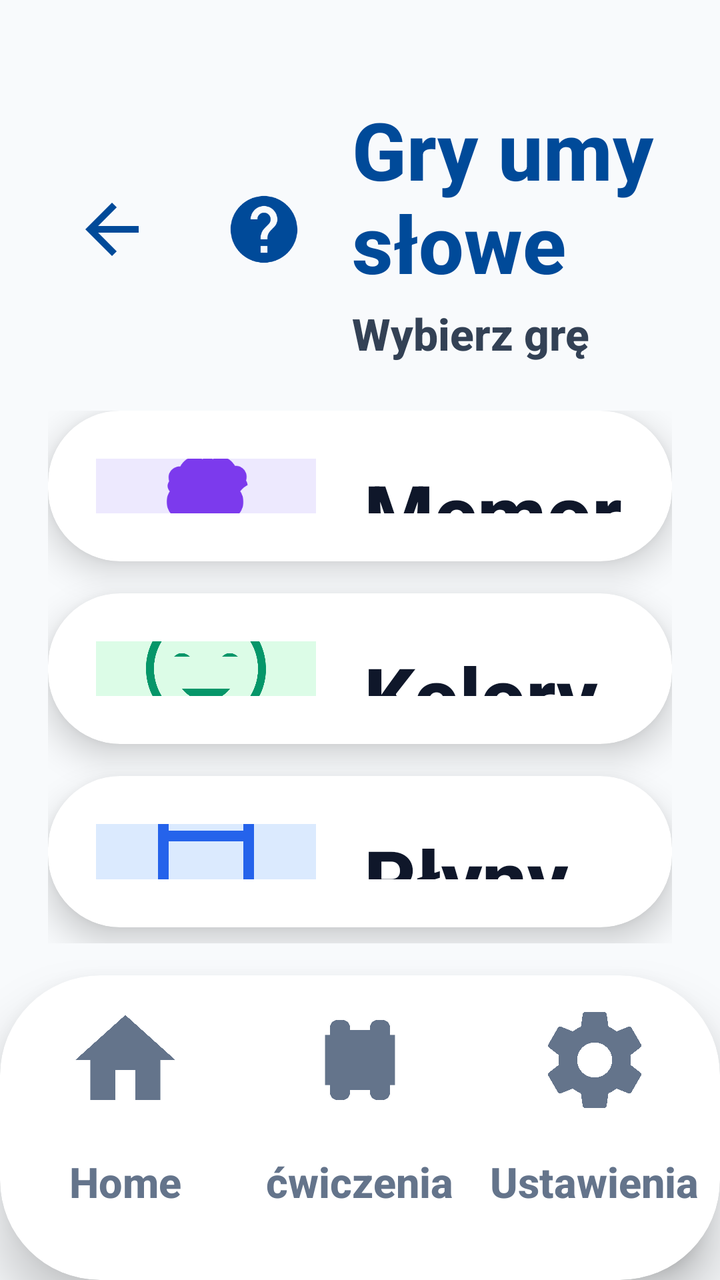
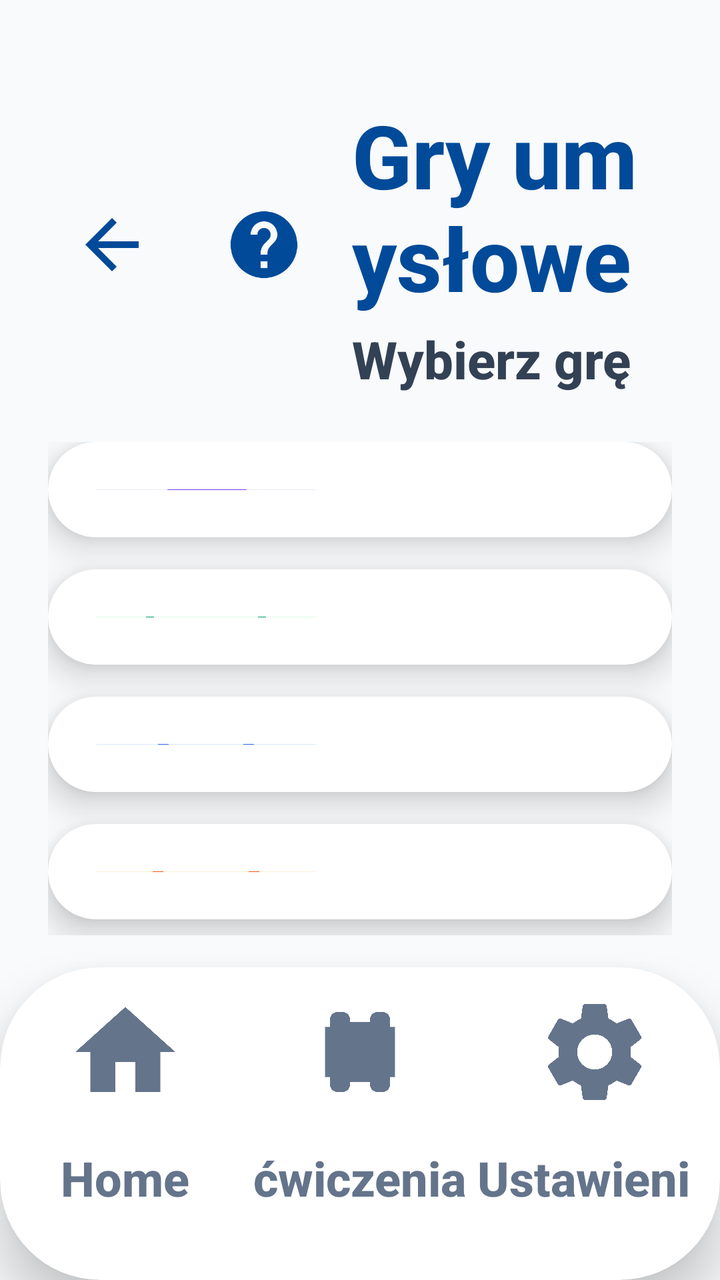

The first picture is an Android layout as it rendered before a commit; the second is the same layout after the commit. The layout source and the unified diff follow.
<!-- AndroidManifest.xml: application theme Theme.Fitnessapp -->
<!-- res/layout/activity_mind_games.xml -->
<?xml version="1.0" encoding="utf-8"?>
<androidx.constraintlayout.widget.ConstraintLayout xmlns:android="http://schemas.android.com/apk/res/android"
    xmlns:app="http://schemas.android.com/apk/res-auto"
    android:layout_width="match_parent"
    android:layout_height="match_parent"
    android:background="#F8FAFC">

    
    <LinearLayout
        android:id="@+id/header_container"
        android:layout_width="match_parent"
        android:layout_height="wrap_content"
        android:orientation="horizontal"
        android:paddingHorizontal="24dp"
        android:paddingTop="48dp"
        android:gravity="center_vertical"
        app:layout_constraintTop_toTopOf="parent">

<ImageButton
        android:id="@+id/btn_back"
        android:layout_width="64dp"
        android:layout_height="64dp"
        android:background="?android:attr/selectableItemBackgroundBorderless"
        android:src="@drawable/ic_back"
        app:tint="#004A99"
        android:scaleType="fitCenter"
        android:padding="12dp" />

    <ImageButton
        android:id="@+id/btn_help"
        android:layout_width="56dp"
        android:layout_height="56dp"
        android:layout_marginStart="16dp"
        android:background="?android:attr/selectableItemBackgroundBorderless"
        android:src="@drawable/ic_help"
        android:scaleType="fitCenter"
        android:padding="8dp"
        android:contentDescription="Pomoc głosowa" />

        <LinearLayout
            android:layout_width="0dp"
            android:layout_height="wrap_content"
            android:layout_weight="1"
            android:orientation="vertical"
            android:layout_marginStart="16dp">

            <TextView
                android:id="@+id/tv_title"
                android:layout_width="match_parent"
                android:layout_height="wrap_content"
                android:text="Gry umysłowe"
                android:textColor="#004A99"
                android:textSize="40sp"
                android:textStyle="bold" />

            <TextView
                android:layout_width="match_parent"
                android:layout_height="wrap_content"
                android:layout_marginTop="4dp"
                android:text="Wybierz grę"
                android:textColor="#334155"
                android:textSize="22sp"
                android:textStyle="bold" />
        </LinearLayout>
    </LinearLayout>

    
    <LinearLayout
        android:layout_width="match_parent"
        android:layout_height="0dp"
        android:orientation="vertical"
        android:paddingHorizontal="24dp"
        android:paddingTop="24dp"
        android:paddingBottom="16dp"
        app:layout_constraintTop_toBottomOf="@id/header_container"
        app:layout_constraintBottom_toTopOf="@id/bottom_nav_container">

        
        <androidx.cardview.widget.CardView
            android:id="@+id/card_memory_selection"
            android:layout_width="match_parent"
            android:layout_height="0dp"
            android:layout_weight="1"
            android:layout_marginBottom="16dp"
            app:cardCornerRadius="36dp"
            app:cardElevation="10dp"
            android:clickable="true"
            android:focusable="true"
            app:cardBackgroundColor="#FFFFFF"
            android:foreground="?android:attr/selectableItemBackground">

            <LinearLayout
                android:layout_width="match_parent"
                android:layout_height="match_parent"
                android:gravity="center_vertical"
                android:orientation="horizontal"
                android:padding="24dp">

                <FrameLayout
                    android:layout_width="110dp"
                    android:layout_height="110dp">
                    <View
                        android:layout_width="match_parent"
                        android:layout_height="match_parent"
                        android:background="@drawable/bg_indicator_active"
                        android:backgroundTint="#EDE9FE" />
                    <ImageView
                        android:layout_width="64dp"
                        android:layout_height="64dp"
                        android:layout_gravity="center"
                        android:src="@drawable/ic_brain"
                        app:tint="#7C3AED" />
                </FrameLayout>

                <LinearLayout
                    android:layout_width="match_parent"
                    android:layout_height="wrap_content"
                    android:layout_marginStart="24dp"
                    android:orientation="vertical">
                    <TextView
                        android:layout_width="wrap_content"
                        android:layout_height="wrap_content"
                        android:text="Memory"
                        android:textColor="#0F172A"
                        android:textSize="40sp"
                        android:textStyle="bold" />
                    <TextView
                        android:layout_width="wrap_content"
                        android:layout_height="wrap_content"
                        android:text="Wybierz poziom"
                        android:textColor="#64748B"
                        android:textSize="24sp"
                        android:textStyle="bold" />
                </LinearLayout>
            </LinearLayout>
        </androidx.cardview.widget.CardView>

        
        <androidx.cardview.widget.CardView
            android:id="@+id/card_colors_selection"
            android:layout_width="match_parent"
            android:layout_height="0dp"
            android:layout_weight="1"
            android:layout_marginBottom="16dp"
            app:cardCornerRadius="36dp"
            app:cardElevation="10dp"
            android:clickable="true"
            android:focusable="true"
            app:cardBackgroundColor="#FFFFFF"
            android:foreground="?android:attr/selectableItemBackground">

            <LinearLayout
                android:layout_width="match_parent"
                android:layout_height="match_parent"
                android:gravity="center_vertical"
                android:orientation="horizontal"
                android:padding="24dp">

                <FrameLayout
                    android:layout_width="110dp"
                    android:layout_height="110dp">
                    <View
                        android:layout_width="match_parent"
                        android:layout_height="match_parent"
                        android:background="@drawable/bg_indicator_active"
                        android:backgroundTint="#DCFCE7" />
                    <ImageView
                        android:layout_width="64dp"
                        android:layout_height="64dp"
                        android:layout_gravity="center"
                        android:src="@drawable/ic_mood_happy"
                        app:tint="#059669" />
                </FrameLayout>

                <LinearLayout
                    android:layout_width="match_parent"
                    android:layout_height="wrap_content"
                    android:layout_marginStart="24dp"
                    android:orientation="vertical">
                    <TextView
                        android:layout_width="wrap_content"
                        android:layout_height="wrap_content"
                        android:text="Kolory"
                        android:textColor="#0F172A"
                        android:textSize="40sp"
                        android:textStyle="bold" />
                    <TextView
                        android:layout_width="wrap_content"
                        android:layout_height="wrap_content"
                        android:text="Wybierz poziom"
                        android:textColor="#64748B"
                        android:textSize="24sp"
                        android:textStyle="bold" />
                </LinearLayout>
            </LinearLayout>
        </androidx.cardview.widget.CardView>

        
        <androidx.cardview.widget.CardView
            android:id="@+id/card_liquid_selection"
            android:layout_width="match_parent"
            android:layout_height="0dp"
            android:layout_weight="1"
            android:layout_marginBottom="8dp"
            app:cardCornerRadius="36dp"
            app:cardElevation="10dp"
            android:clickable="true"
            android:focusable="true"
            app:cardBackgroundColor="#FFFFFF"
            android:foreground="?android:attr/selectableItemBackground">

            <LinearLayout
                android:layout_width="match_parent"
                android:layout_height="match_parent"
                android:gravity="center_vertical"
                android:orientation="horizontal"
                android:padding="24dp">

                <FrameLayout
                    android:layout_width="110dp"
                    android:layout_height="110dp">
                    <View
                        android:layout_width="match_parent"
                        android:layout_height="match_parent"
                        android:background="@drawable/bg_indicator_active"
                        android:backgroundTint="#DBEAFE" />
                    <ImageView
                        android:layout_width="64dp"
                        android:layout_height="64dp"
                        android:layout_gravity="center"
                        android:src="@drawable/ic_plan"
                        app:tint="#2563EB" />
                </FrameLayout>

                <LinearLayout
                    android:layout_width="match_parent"
                    android:layout_height="wrap_content"
                    android:layout_marginStart="24dp"
                    android:orientation="vertical">
                    <TextView
                        android:layout_width="wrap_content"
                        android:layout_height="wrap_content"
                        android:text="Płyny"
                        android:textColor="#0F172A"
                        android:textSize="40sp"
                        android:textStyle="bold" />
                    <TextView
                        android:layout_width="wrap_content"
                        android:layout_height="wrap_content"
                        android:text="Sortuj kolory"
                        android:textColor="#64748B"
                        android:textSize="24sp"
                        android:textStyle="bold" />
                </LinearLayout>
            </LinearLayout>
        </androidx.cardview.widget.CardView>

    </LinearLayout>

    <include
        android:id="@+id/bottom_nav_container"
        layout="@layout/layout_bottom_nav"
        android:layout_width="match_parent"
        android:layout_height="wrap_content"
        app:layout_constraintBottom_toBottomOf="parent" />

    <com.google.android.material.floatingactionbutton.FloatingActionButton
        android:id="@+id/fab_mic"
        android:layout_width="wrap_content"
        android:layout_height="wrap_content"
        android:layout_margin="16dp"
        android:layout_marginBottom="220dp"
        android:contentDescription="Nagrywanie głosu"
        android:src="@drawable/ic_mic"
        app:backgroundTint="#004A99"
        app:tint="#FFFFFF"
        app:fabSize="normal"
        app:elevation="8dp"
        app:layout_constraintBottom_toBottomOf="parent"
        app:layout_constraintEnd_toEndOf="parent" />

</androidx.constraintlayout.widget.ConstraintLayout>
<!-- res/layout/layout_bottom_nav.xml (included above) -->
<?xml version="1.0" encoding="utf-8"?>
<androidx.cardview.widget.CardView xmlns:android="http://schemas.android.com/apk/res/android"
    xmlns:app="http://schemas.android.com/apk/res-auto"
    android:id="@+id/bottom_nav_container"
    android:layout_width="match_parent"
    android:layout_height="210dp"
    app:cardCornerRadius="50dp"
    app:cardElevation="16dp"
    app:cardBackgroundColor="#FFFFFF"
    android:layout_marginBottom="-35dp">

    <LinearLayout
        android:layout_width="match_parent"
        android:layout_height="match_parent"
        android:orientation="horizontal"
        android:paddingBottom="35dp"
        android:paddingHorizontal="4dp"
        android:gravity="bottom">

        
        <LinearLayout
            android:id="@+id/nav_home"
            android:layout_width="0dp"
            android:layout_height="match_parent"
            android:layout_weight="1"
            android:gravity="center"
            android:orientation="vertical"
            android:clickable="true"
            android:focusable="true"
            android:background="?android:attr/selectableItemBackground">

            <androidx.cardview.widget.CardView
                android:id="@+id/nav_home_indicator"
                android:layout_width="120dp"
                android:layout_height="85dp"
                app:cardCornerRadius="30dp"
                app:cardElevation="0dp"
                app:cardBackgroundColor="@android:color/transparent">
                <ImageView
                    android:id="@+id/nav_home_icon"
                    android:layout_width="60dp"
                    android:layout_height="60dp"
                    android:layout_gravity="center"
                    android:src="@drawable/ic_home"
                    app:tint="#64748B" />
            </androidx.cardview.widget.CardView>
            <TextView
                android:id="@+id/nav_home_text"
                android:layout_width="wrap_content"
                android:layout_height="wrap_content"
                android:text="Home"
                android:textColor="#64748B"
                android:textStyle="bold"
                android:textSize="21sp"
                android:maxLines="1"
                android:ellipsize="none"
                android:layout_marginTop="4dp" />
        </LinearLayout>

        
        <LinearLayout
            android:id="@+id/nav_plan"
            android:layout_width="0dp"
            android:layout_height="match_parent"
            android:layout_weight="1"
            android:gravity="center"
            android:orientation="vertical"
            android:clickable="true"
            android:focusable="true"
            android:background="?android:attr/selectableItemBackground">

            <androidx.cardview.widget.CardView
                android:id="@+id/nav_plan_indicator"
                android:layout_width="120dp"
                android:layout_height="85dp"
                app:cardCornerRadius="30dp"
                app:cardElevation="0dp"
                app:cardBackgroundColor="@android:color/transparent">
                <ImageView
                    android:id="@+id/nav_plan_icon"
                    android:layout_width="60dp"
                    android:layout_height="60dp"
                    android:layout_gravity="center"
                    android:src="@drawable/ic_dumbbell"
                    app:tint="#64748B" />
            </androidx.cardview.widget.CardView>
            <TextView
                android:id="@+id/nav_plan_text"
                android:layout_width="wrap_content"
                android:layout_height="wrap_content"
                android:text="ćwiczenia"
                android:textColor="#64748B"
                android:textStyle="bold"
                android:textSize="21sp"
                android:maxLines="1"
                android:ellipsize="none"
                android:layout_marginTop="4dp" />
        </LinearLayout>

        
        <LinearLayout
            android:id="@+id/nav_settings"
            android:layout_width="0dp"
            android:layout_height="match_parent"
            android:layout_weight="1"
            android:gravity="center"
            android:orientation="vertical"
            android:clickable="true"
            android:focusable="true"
            android:background="?android:attr/selectableItemBackground">

            <androidx.cardview.widget.CardView
                android:id="@+id/nav_settings_indicator"
                android:layout_width="120dp"
                android:layout_height="85dp"
                app:cardCornerRadius="30dp"
                app:cardElevation="0dp"
                app:cardBackgroundColor="@android:color/transparent">
                <ImageView
                    android:id="@+id/nav_settings_icon"
                    android:layout_width="60dp"
                    android:layout_height="60dp"
                    android:layout_gravity="center"
                    android:src="@drawable/ic_settings"
                    app:tint="#64748B" />
            </androidx.cardview.widget.CardView>
            <TextView
                android:id="@+id/nav_settings_text"
                android:layout_width="wrap_content"
                android:layout_height="wrap_content"
                android:text="Ustawienia"
                android:textColor="#64748B"
                android:textStyle="bold"
                android:textSize="21sp"
                android:maxLines="1"
                android:ellipsize="none"
                android:layout_marginTop="4dp" />
        </LinearLayout>

    </LinearLayout>
</androidx.cardview.widget.CardView>
<!-- resources referenced by this layout -->
<resources>
  <!-- drawable bg_indicator_active (drawable) -->
  <?xml version="1.0" encoding="utf-8"?>
  <shape xmlns:android="http://schemas.android.com/apk/res/android"
      android:shape="rectangle">
      <solid android:color="@color/blue_primary" />
      <corners android:radius="4dp" />
  </shape>
  <!-- drawable ic_back (drawable) -->
  <vector xmlns:android="http://schemas.android.com/apk/res/android"
      android:width="24dp"
      android:height="24dp"
      android:viewportWidth="24"
      android:viewportHeight="24">
      <path
          android:fillColor="#000000"
          android:pathData="M20,11H7.83l5.59,-5.59L12,4l-8,8 8,8 1.41,-1.41L7.83,13H20v-2z"/>
  </vector>
  <!-- drawable ic_dumbbell (drawable) -->
  <vector xmlns:android="http://schemas.android.com/apk/res/android"
      android:width="24dp"
      android:height="24dp"
      android:viewportWidth="24"
      android:viewportHeight="24">
      <path
          android:fillColor="#000000"
          android:pathData="M18,18.5V17H19V7H18V5.5A1.5,1.5 0,0 0,16.5 4H15.5A1.5,1.5 0,0 0,14 5.5V6H10V5.5A1.5,1.5 0,0 0,8.5 4H7.5A1.5,1.5 0,0 0,6 5.5V7H5V17H6V18.5A1.5,1.5 0,0 0,7.5 20H8.5A1.5,1.5 0,0 0,10 18.5V18H14V18.5A1.5,1.5 0,0 0,15.5 20H16.5A1.5,1.5 0,0 0,18 18.5Z"/>
  </vector>
  <!-- drawable ic_home (drawable) -->
  <vector xmlns:android="http://schemas.android.com/apk/res/android"
      android:width="24dp"
      android:height="24dp"
      android:viewportWidth="24"
      android:viewportHeight="24">
      <path
          android:fillColor="#FF000000"
          android:pathData="M10,20V14H14V20H19V12H22L12,3L2,12H5V20H10Z" />
  </vector>
  <!-- drawable ic_mic (drawable) -->
  <vector xmlns:android="http://schemas.android.com/apk/res/android"
      android:width="24dp"
      android:height="24dp"
      android:viewportWidth="24"
      android:viewportHeight="24">
      <path
          android:fillColor="#1A5DFF"
          android:pathData="M12,14c1.66,0 3,-1.34 3,-3V5c0,-1.66 -1.34,-3 -3,-3S9,3.34 9,5v6C9,12.66 10.34,14 12,14zM17.3,11c0,3 -2.54,5.1 -5.3,5.1S6.7,14 6.7,11H5c0,3.41 2.72,6.23 6,6.72V21h2v-3.28c3.28,-0.49 6,-3.31 6,-6.72H17.3z"/>
  </vector>
  <!-- drawable ic_plan (drawable) -->
  <?xml version="1.0" encoding="utf-8"?>
  <vector xmlns:android="http://schemas.android.com/apk/res/android"
      android:width="24dp"
      android:height="24dp"
      android:viewportWidth="24"
      android:viewportHeight="24">
      <path
          android:fillColor="@color/black"
          android:pathData="M19,4h-1V2h-2v2H8V2H6v2H5C3.89,4 3.01,4.9 3.01,6L3,20c0,1.1 0.89,2 2,2h14c1.1,0 2,-0.9 2,-2V6c0,-1.1 -0.9,-2 -2,-2zm0,16H5V10h14v10zM19,8H5V6h14v2z" />
  </vector>
  <style name="Theme.Fitnessapp" parent="Base.Theme.Fitnessapp" />
  <color name="blue_primary">#2563EB</color>
  <color name="black">#FF000000</color>
  <style name="Base.Theme.Fitnessapp" parent="Theme.Material3.Light.NoActionBar">
          
          <item name="android:fontFamily">sans-serif-medium</item>
          <item name="android:textAllCaps">false</item>
          <item name="android:textColor">#0F172A</item>
          <item name="android:windowBackground">#F8FAFC</item>
      </style>
  <!-- unchanged entries left out for length: 4 -->
</resources>

<!-- the commit's change to res/layout/activity_mind_games.xml (unified diff, before → after) -->
@@ -50,7 +50,7 @@
                 android:layout_height="wrap_content"
                 android:text="Gry umysłowe"
                 android:textColor="#004A99"
-                android:textSize="40sp"
+                android:textSize="44sp"
                 android:textStyle="bold" />
 
             <TextView
@@ -59,7 +59,7 @@
                 android:layout_marginTop="4dp"
                 android:text="Wybierz grę"
                 android:textColor="#334155"
-                android:textSize="22sp"
+                android:textSize="26sp"
                 android:textStyle="bold" />
         </LinearLayout>
     </LinearLayout>
@@ -121,15 +121,15 @@
                         android:layout_width="wrap_content"
                         android:layout_height="wrap_content"
                         android:text="Memory"
-                        android:textColor="#0F172A"
-                        android:textSize="40sp"
+                        android:textColor="#1E293B"
+                        android:textSize="44sp"
                         android:textStyle="bold" />
                     <TextView
                         android:layout_width="wrap_content"
                         android:layout_height="wrap_content"
                         android:text="Wybierz poziom"
-                        android:textColor="#64748B"
-                        android:textSize="24sp"
+                        android:textColor="#475569"
+                        android:textSize="26sp"
                         android:textStyle="bold" />
                 </LinearLayout>
             </LinearLayout>
@@ -181,15 +181,15 @@
                         android:layout_width="wrap_content"
                         android:layout_height="wrap_content"
                         android:text="Kolory"
-                        android:textColor="#0F172A"
-                        android:textSize="40sp"
+                        android:textColor="#1E293B"
+                        android:textSize="44sp"
                         android:textStyle="bold" />
                     <TextView
                         android:layout_width="wrap_content"
                         android:layout_height="wrap_content"
                         android:text="Wybierz poziom"
-                        android:textColor="#64748B"
-                        android:textSize="24sp"
+                        android:textColor="#475569"
+                        android:textSize="26sp"
                         android:textStyle="bold" />
                 </LinearLayout>
             </LinearLayout>
@@ -201,7 +201,7 @@
             android:layout_width="match_parent"
             android:layout_height="0dp"
             android:layout_weight="1"
-            android:layout_marginBottom="8dp"
+            android:layout_marginBottom="16dp"
             app:cardCornerRadius="36dp"
             app:cardElevation="10dp"
             android:clickable="true"
@@ -241,15 +241,75 @@
                         android:layout_width="wrap_content"
                         android:layout_height="wrap_content"
                         android:text="Płyny"
-                        android:textColor="#0F172A"
-                        android:textSize="40sp"
+                        android:textColor="#1E293B"
+                        android:textSize="44sp"
                         android:textStyle="bold" />
                     <TextView
                         android:layout_width="wrap_content"
                         android:layout_height="wrap_content"
                         android:text="Sortuj kolory"
-                        android:textColor="#64748B"
-                        android:textSize="24sp"
+                        android:textColor="#475569"
+                        android:textSize="26sp"
+                        android:textStyle="bold" />
+                </LinearLayout>
+            </LinearLayout>
+        </androidx.cardview.widget.CardView>
+
+        
+        <androidx.cardview.widget.CardView
+            android:id="@+id/card_2048_selection"
+            android:layout_width="match_parent"
+            android:layout_height="0dp"
+            android:layout_weight="1"
+            android:layout_marginBottom="8dp"
+            app:cardCornerRadius="36dp"
+            app:cardElevation="10dp"
+            android:clickable="true"
+            android:focusable="true"
+            app:cardBackgroundColor="#FFFFFF"
+            android:foreground="?android:attr/selectableItemBackground">
+
+            <LinearLayout
+                android:layout_width="match_parent"
+                android:layout_height="match_parent"
+                android:gravity="center_vertical"
+                android:orientation="horizontal"
+                android:padding="24dp">
+
+                <FrameLayout
+                    android:layout_width="110dp"
+                    android:layout_height="110dp">
+                    <View
+                        android:layout_width="match_parent"
+                        android:layout_height="match_parent"
+                        android:background="@drawable/bg_indicator_active"
+                        android:backgroundTint="#FFEDD5" />
+                    <ImageView
+                        android:layout_width="64dp"
+                        android:layout_height="64dp"
+                        android:layout_gravity="center"
+                        android:src="@drawable/ic_onboarding_3"
+                        app:tint="#EA580C" />
+                </FrameLayout>
+
+                <LinearLayout
+                    android:layout_width="match_parent"
+                    android:layout_height="wrap_content"
+                    android:layout_marginStart="24dp"
+                    android:orientation="vertical">
+                    <TextView
+                        android:layout_width="wrap_content"
+                        android:layout_height="wrap_content"
+                        android:text="2048"
+                        android:textColor="#1E293B"
+                        android:textSize="44sp"
+                        android:textStyle="bold" />
+                    <TextView
+                        android:layout_width="wrap_content"
+                        android:layout_height="wrap_content"
+                        android:text="Połącz liczby"
+                        android:textColor="#475569"
+                        android:textSize="26sp"
                         android:textStyle="bold" />
                 </LinearLayout>
             </LinearLayout>
@@ -264,20 +324,7 @@
         android:layout_height="wrap_content"
         app:layout_constraintBottom_toBottomOf="parent" />
 
-    <com.google.android.material.floatingactionbutton.FloatingActionButton
-        android:id="@+id/fab_mic"
-        android:layout_width="wrap_content"
-        android:layout_height="wrap_content"
-        android:layout_margin="16dp"
-        android:layout_marginBottom="220dp"
-        android:contentDescription="Nagrywanie głosu"
-        android:src="@drawable/ic_mic"
-        app:backgroundTint="#004A99"
-        app:tint="#FFFFFF"
-        app:fabSize="normal"
-        app:elevation="8dp"
-        app:layout_constraintBottom_toBottomOf="parent"
-        app:layout_constraintEnd_toEndOf="parent" />
+
 
 </androidx.constraintlayout.widget.ConstraintLayout>
 <!-- res/layout/layout_bottom_nav.xml (included above) -->
@@ -334,7 +381,7 @@
                 android:text="Home"
                 android:textColor="#64748B"
                 android:textStyle="bold"
-                android:textSize="21sp"
+                android:textSize="24sp"
                 android:maxLines="1"
                 android:ellipsize="none"
                 android:layout_marginTop="4dp" />
@@ -374,7 +421,7 @@
                 android:text="ćwiczenia"
                 android:textColor="#64748B"
                 android:textStyle="bold"
-                android:textSize="21sp"
+                android:textSize="24sp"
                 android:maxLines="1"
                 android:ellipsize="none"
                 android:layout_marginTop="4dp" />
@@ -414,7 +461,7 @@
                 android:text="Ustawienia"
                 android:textColor="#64748B"
                 android:textStyle="bold"
-                android:textSize="21sp"
+                android:textSize="24sp"
                 android:maxLines="1"
                 android:ellipsize="none"
                 android:layout_marginTop="4dp" />
<!-- resource entries referenced after the edit -->
@@ -37,15 +37,15 @@
           android:fillColor="#FF000000"
           android:pathData="M10,20V14H14V20H19V12H22L12,3L2,12H5V20H10Z" />
   </vector>
-  <!-- drawable ic_mic (drawable) -->
+  <!-- drawable ic_onboarding_3 (drawable) -->
   <vector xmlns:android="http://schemas.android.com/apk/res/android"
-      android:width="24dp"
-      android:height="24dp"
+      android:width="120dp"
+      android:height="120dp"
       android:viewportWidth="24"
       android:viewportHeight="24">
       <path
-          android:fillColor="#1A5DFF"
-          android:pathData="M12,14c1.66,0 3,-1.34 3,-3V5c0,-1.66 -1.34,-3 -3,-3S9,3.34 9,5v6C9,12.66 10.34,14 12,14zM17.3,11c0,3 -2.54,5.1 -5.3,5.1S6.7,14 6.7,11H5c0,3.41 2.72,6.23 6,6.72V21h2v-3.28c3.28,-0.49 6,-3.31 6,-6.72H17.3z"/>
+          android:fillColor="@color/orange_icon"
+          android:pathData="M20,6h-2.18c0.11,-0.31 0.18,-0.65 0.18,-1c0,-1.66 -1.34,-3 -3,-3c-1.05,0 -1.96,0.54 -2.5,1.35l-0.5,0.65l-0.5,-0.65C10.96,2.54 10.05,2 9,2C7.34,2 6,3.34 6,5c0,0.35 0.07,0.69 0.18,1L4,6c-1.1,0 -1.99,0.9 -1.99,2L2,19c0,1.1 0.9,2 2,2h16c1.1,0 2,-0.9 2,-2L22,8c0,-1.1 -0.9,-2 -2,-2zM15,4c0.55,0 1,0.45 1,1s-0.45,1 -1,1s-1,-0.45 -1,-1s0.45,-1 1,-1zM9,4c0.55,0 1,0.45 1,1s-0.45,1 -1,1s-1,-0.45 -1,-1s0.45,-1 1,-1zM20,19L4,19L4,15h16v4zM20,13L4,13L4,8h6.08l-2.25,2.25l1.41,1.41L12,9.08l2.75,2.58l1.41,-1.41L13.92,8L20,8v5z" />
   </vector>
   <!-- drawable ic_plan (drawable) -->
   <?xml version="1.0" encoding="utf-8"?>
@@ -60,6 +60,7 @@
   </vector>
   <style name="Theme.Fitnessapp" parent="Base.Theme.Fitnessapp" />
   <color name="blue_primary">#2563EB</color>
+  <color name="orange_icon">#EA580C</color>
   <color name="black">#FF000000</color>
   <style name="Base.Theme.Fitnessapp" parent="Theme.Material3.Light.NoActionBar">
           
